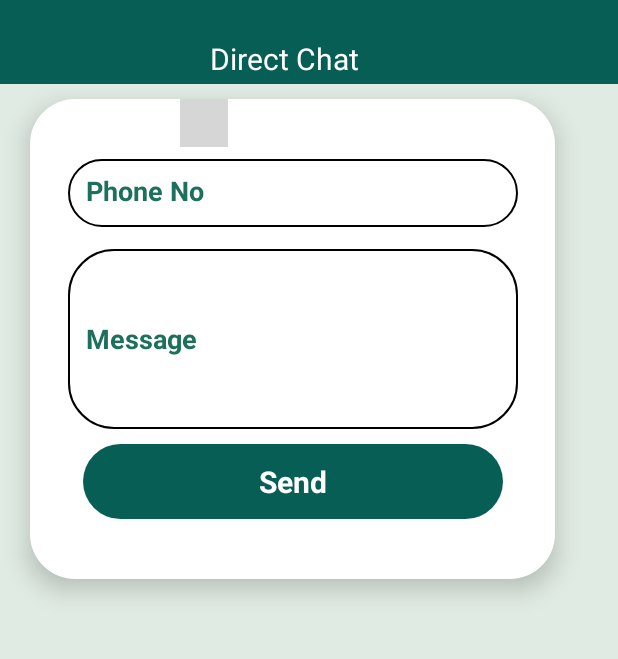
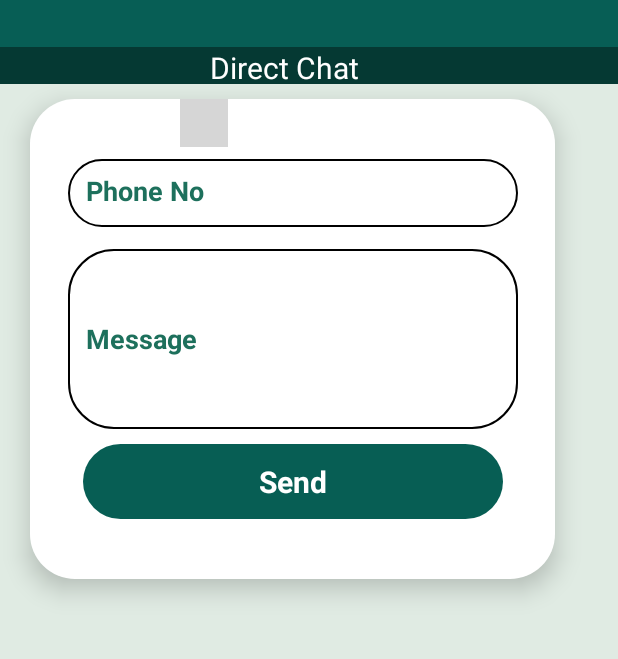
Before and after one commit to haseebahmad3399/ProjectSMD, an Android app: the Directchat screen opened directly, with no data from a screen before it, on a phone screen of 412 x 824 dp, the part 120-779 px from its top. Run offline under Robolectric (Android 15) with nearby library versions, the phone set to English and light mode, and no system bars; libraries missing offline, so code that uses them is left out: com.hbb20; plain views replace CountryCodePicker; 1 statement that could not run was skipped; grey boxes are pictures that could not be loaded.

Commit message:
mainscreen1

```diff
--- a/app/src/main/res/layout/activity_directchat.xml
+++ b/app/src/main/res/layout/activity_directchat.xml
@@ -43,14 +43,23 @@
             android:layout_marginTop="30dp"
             android:src="@drawable/dots" />
 
-        <TextView
-            android:layout_marginTop="105dp"
-            android:layout_marginLeft="140dp"
-            android:layout_width="wrap_content"
+        <RelativeLayout
+            android:layout_width="match_parent"
             android:layout_height="wrap_content"
-            android:text="Direct Chat"
-            android:textColor="@color/white"
-            android:textSize="20dp"/>
+            android:layout_marginTop="111dp"
+            android:background="#053933"
+
+            >
+
+            <TextView
+                android:layout_width="wrap_content"
+                android:layout_height="wrap_content"
+                android:layout_marginLeft="140dp"
+                android:text="Direct Chat"
+                android:textColor="@color/white"
+                android:textSize="20dp" />
+        </RelativeLayout>
+
 
 
 
```
